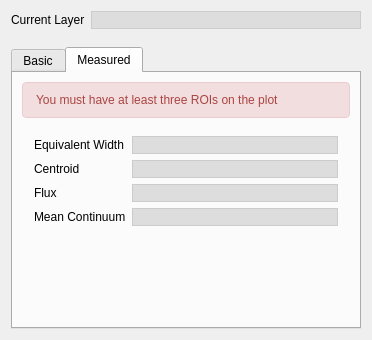
Old version of the form specviz/data/qt/ui/statistics_plugin.ui in the repository spacetelescope/specviz.
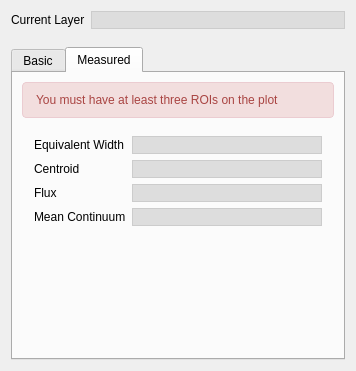
New version of the form. The open tabs and pages were chosen to show the change.

Commit message: Move layer widget to qt designer

```diff
--- a/specviz/data/qt/ui/statistics_plugin.ui
+++ b/specviz/data/qt/ui/statistics_plugin.ui
@@ -6,28 +6,37 @@
    <rect>
     <x>0</x>
     <y>0</y>
-    <width>372</width>
-    <height>340</height>
+    <width>356</width>
+    <height>371</height>
    </rect>
   </property>
   <property name="windowTitle">
    <string>Form</string>
   </property>
   <layout class="QVBoxLayout" name="verticalLayout">
+   <property name="sizeConstraint">
+    <enum>QLayout::SetDefaultConstraint</enum>
+   </property>
    <item>
-    <layout class="QHBoxLayout" name="horizontalLayout">
+    <layout class="QFormLayout" name="formLayout_3">
+     <property name="fieldGrowthPolicy">
+      <enum>QFormLayout::ExpandingFieldsGrow</enum>
+     </property>
      <property name="bottomMargin">
       <number>12</number>
      </property>
-     <item>
+     <item row="0" column="0">
       <widget class="QLabel" name="label_current_layer">
        <property name="text">
         <string>Current Layer</string>
        </property>
       </widget>
      </item>
-     <item>
+     <item row="0" column="1">
       <widget class="QLineEdit" name="line_edit_current_layer">
+       <property name="enabled">
+        <bool>true</bool>
+       </property>
        <property name="styleSheet">
         <string notr="true">QLineEdit {
 	background: #DDDDDD; 
@@ -222,6 +231,9 @@
          <property name="text">
           <string>You must have at least three ROIs on the plot</string>
          </property>
+         <property name="wordWrap">
+          <bool>true</bool>
+         </property>
         </widget>
        </item>
        <item>
```
The commit also changes 4 other files.
